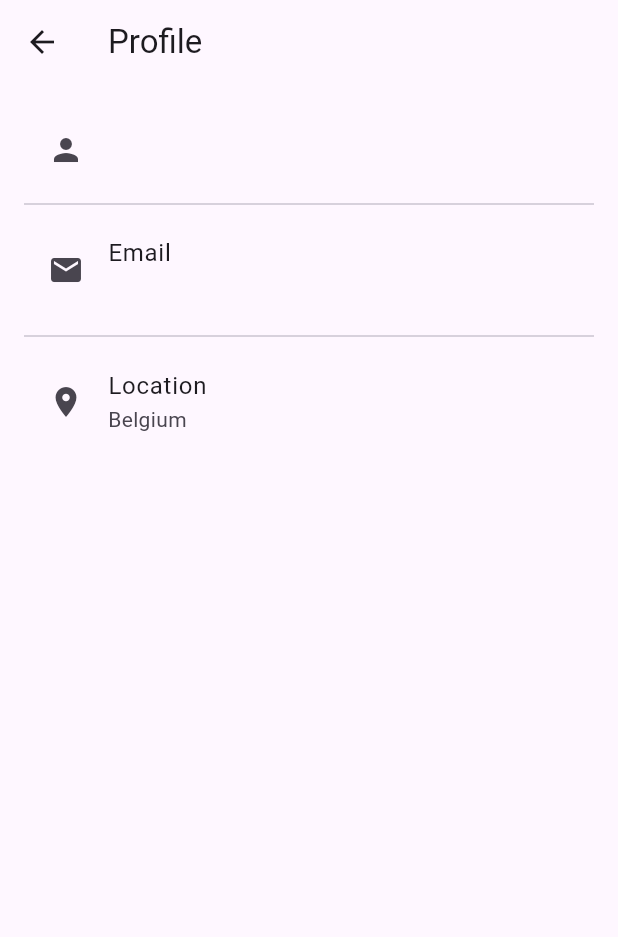
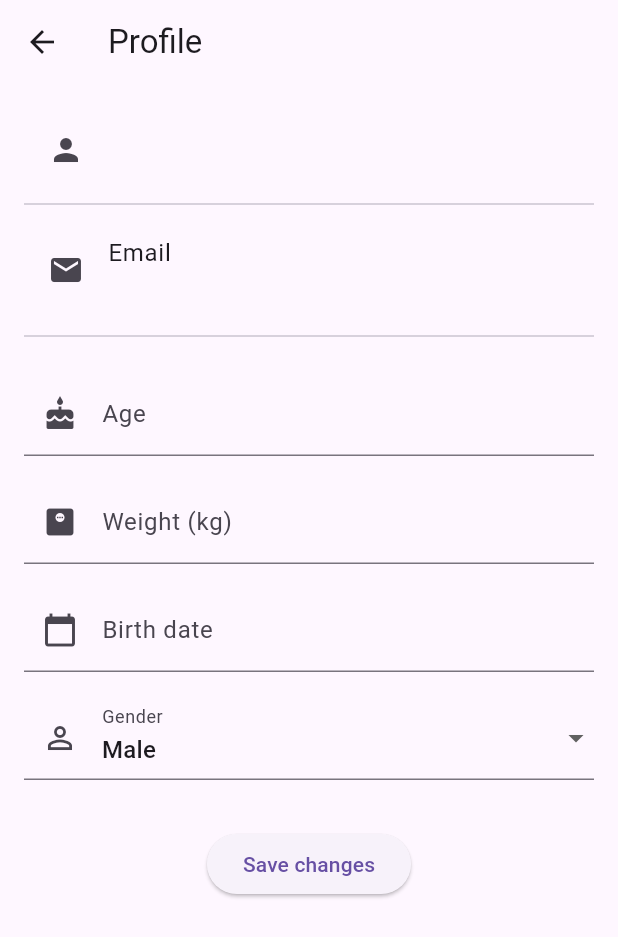
Before and after one commit to Paki10/GymApp_Repository, a Flutter app: the ProfilePage screen opened directly, on a phone screen of 412 x 824 dp. Shown: the top 937 px of the screen. Run offline on Flutter 3.47's test engine with Material 3 defaults, Android fonts, the phone set to English and light mode, and no system bars; our stand-ins replace firebase_auth, firebase_core, shared_preferences; accounts and stored records are empty.

Commit message:
Profiel verder uitgebreid

```diff
--- a/lib/pages/profile_page.dart
+++ b/lib/pages/profile_page.dart
@@ -1,44 +1,159 @@
 import 'package:flutter/material.dart';
 import 'package:firebase_auth/firebase_auth.dart';
+import 'package:shared_preferences/shared_preferences.dart';
 
-class ProfilePage extends StatelessWidget {
-  ProfilePage({super.key});
 
+class ProfilePage extends StatefulWidget {
+  const ProfilePage({super.key});
+
+  @override
+  State<ProfilePage> createState() => _ProfilePageState();
+}
+
+class _ProfilePageState extends State<ProfilePage> {
   final User? user = FirebaseAuth.instance.currentUser;
 
+  // controllers voor extra profielinfo
+  final TextEditingController ageController = TextEditingController();
+  final TextEditingController weightController = TextEditingController();
+  final TextEditingController birthDateController = TextEditingController();
+
+  String selectedGender = 'Male';
+   @override
+  void initState() {
+    super.initState();
+    _loadProfile();
+  }
+
+  Future<void> _loadProfile() async {
+    final prefs = await SharedPreferences.getInstance();
+
+    setState(() {
+      ageController.text = prefs.getString('age') ?? '';
+      weightController.text = prefs.getString('weight') ?? '';
+      birthDateController.text = prefs.getString('birthDate') ?? '';
+      selectedGender = prefs.getString('gender') ?? 'Male';
+    });
+  }
   @override
   Widget build(BuildContext context) {
     return Scaffold(
       appBar: AppBar(
         title: const Text('Profile'),
       ),
-      body: Padding(
+      body: SingleChildScrollView(
         padding: const EdgeInsets.all(16),
         child: Column(
           children: [
+
+            // naam
             ListTile(
               leading: const Icon(Icons.person),
-              title: Text(
-                user?.displayName ?? 'No name',
-              ),
+              title: Text(user?.displayName ?? 'No name'),
             ),
 
             const Divider(),
 
+            // email
             ListTile(
               leading: const Icon(Icons.email),
               title: const Text('Email'),
-              subtitle: Text(
-                user?.email ?? 'No email available',
-              ),
+              subtitle: Text(user?.email ?? 'No email available'),
             ),
 
             const Divider(),
 
-            const ListTile(
-              leading: Icon(Icons.location_on),
-              title: Text('Location'),
-              subtitle: Text('Belgium'),
+            const SizedBox(height: 16),
+
+            // leeftijd
+            TextField(
+              controller: ageController,
+              keyboardType: TextInputType.number,
+              decoration: const InputDecoration(
+                labelText: 'Age',
+                prefixIcon: Icon(Icons.cake),
+              ),
+            ),
+
+            const SizedBox(height: 16),
+
+            // gewicht
+            TextField(
+              controller: weightController,
+              keyboardType: TextInputType.number,
+              decoration: const InputDecoration(
+                labelText: 'Weight (kg)',
+                prefixIcon: Icon(Icons.monitor_weight),
+              ),
+            ),
+
+            const SizedBox(height: 16),
+
+            // Geboortedatum
+            TextField(
+              controller: birthDateController,
+              readOnly: true,
+              decoration: const InputDecoration(
+                labelText: 'Birth date',
+                prefixIcon: Icon(Icons.calendar_today),
+              ),
+              onTap: () async {
+                DateTime? pickedDate = await showDatePicker(
+                  context: context,
+                  initialDate: DateTime(2000),
+                  firstDate: DateTime(1900),
+                  lastDate: DateTime.now(),
+                );
+
+                if (pickedDate != null) {
+                  setState(() {
+                    birthDateController.text =
+                        '${pickedDate.day}/${pickedDate.month}/${pickedDate.year}';
+                  });
+                }
+              },
+            ),
+
+            const SizedBox(height: 16),
+
+            // creatie geslacht
+            DropdownButtonFormField<String>(
+              value: selectedGender,
+              decoration: const InputDecoration(
+                labelText: 'Gender',
+                prefixIcon: Icon(Icons.person_outline),
+              ),
+              items: const [
+                DropdownMenuItem(value: 'Male', child: Text('Male')),
+                DropdownMenuItem(value: 'Female', child: Text('Female')),
+                DropdownMenuItem(value: 'Other', child: Text('Other')),
+              ],
+              onChanged: (value) {
+                setState(() {
+                  selectedGender = value!;
+                });
+              },
+            ),
+
+            const SizedBox(height: 32),
+
+            // slaat de informatie op, ik ben hier niet verder op ingegaan, omdat ik firestore nodig zou hebben, en mijn dependency's wilden niet werken, wanneer ik het wilde toevoegen.
+            //Firebase werkt alleen met userID en user info
+            //Firestore werkt met alternatieve info
+            ElevatedButton(
+              onPressed: () async {
+                final prefs = await SharedPreferences.getInstance();
+                await prefs.setString('age', ageController.text);
+                await prefs.setString('weight', weightController.text);
+                await prefs.setString('birthDate', birthDateController.text);
+                await prefs.setString('gender', selectedGender);
+                ScaffoldMessenger.of(context).showSnackBar(
+                  const SnackBar(
+                    content: Text('Profile updated'),
+                  ),
+                );
+              },
+              child: const Text('Save changes'),
             ),
           ],
         ),
--- a/pubspec.yaml
+++ b/pubspec.yaml
@@ -39,6 +39,7 @@ dependencies:
   cloud_firestore: ^5.6.12
   cupertino_icons: ^1.0.8
   url_launcher: ^6.2.5
+  shared_preferences: ^2.2.2
 
 
 
```
Also changed, not shown: lib/main.dart (line endings or trailing spaces), pubspec.lock, 1 other file.
